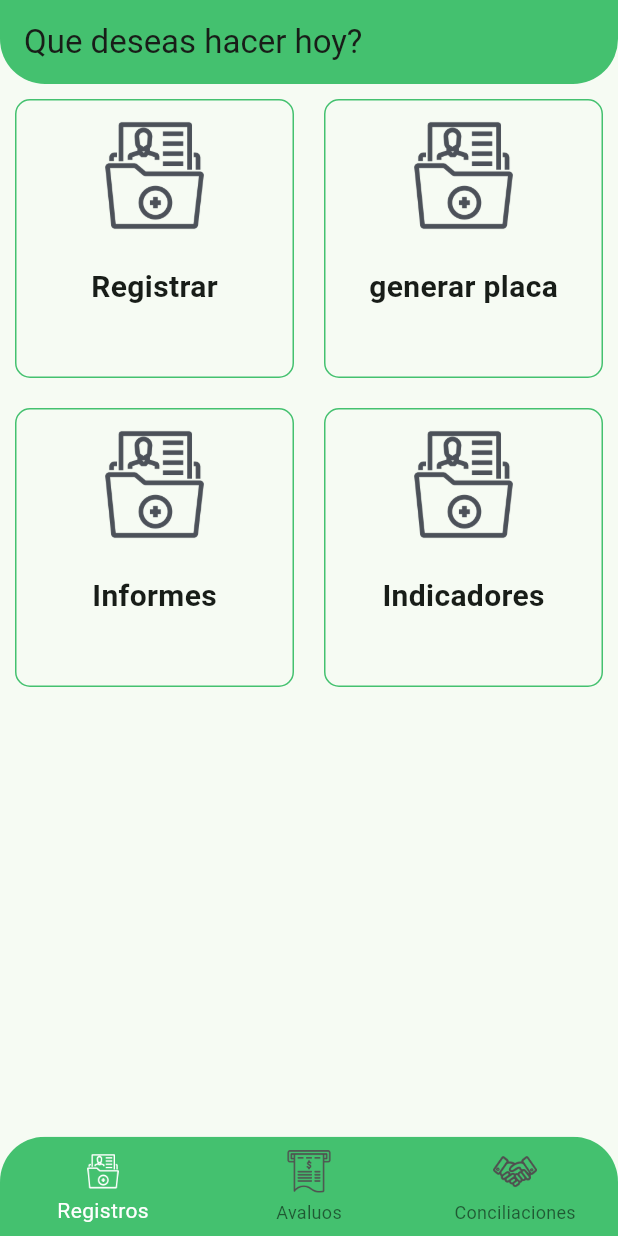
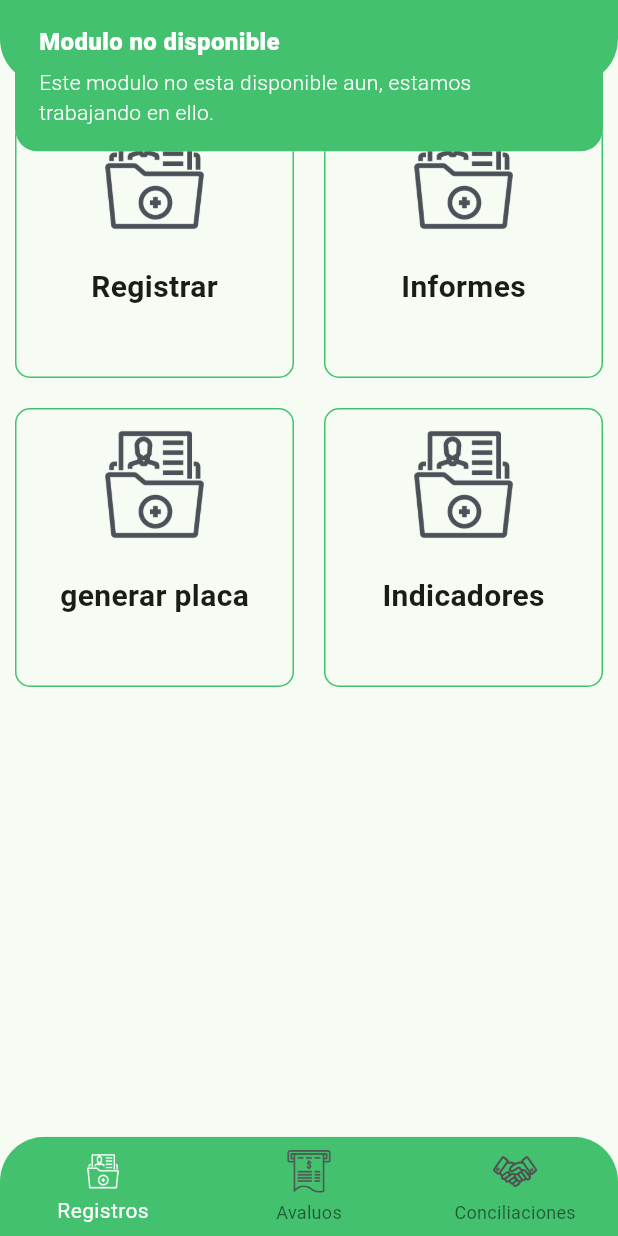
Before and after one commit to nikolasiba/nijuda_activos_fijos, a Flutter app: the BottomNavigationPage screen opened directly, after a tap on "Indicadores", on a phone screen of 412 x 824 dp. Run offline on Flutter 3.47's test engine with Material 3 defaults, Android fonts, the phone set to English and light mode, and no system bars; our stand-ins replace animate_do, firebase_auth, firebase_core, firebase_database, firebase_storage, get and 1 more; accounts and stored records are empty.

Commit message:
feat settings for release #1

```diff
--- a/lib/features/bottom_navigation/presentation/controller/bottom_navigation_ctrl.dart
+++ b/lib/features/bottom_navigation/presentation/controller/bottom_navigation_ctrl.dart
@@ -1,6 +1,6 @@
+import 'package:activosfijos/features/avaluo/presentation/pages/avaluo_main_pg.dart';
 import 'package:activosfijos/features/conciliation/presentation/pages/conciliation_main_pg.dart';
 import 'package:activosfijos/features/home/presentation/pages/home_page.dart';
-import 'package:activosfijos/features/registers/presentation/pages/register_main_pg.dart';
 import 'package:get/get.dart';
 
 class BottomNavigationController extends GetxController {
@@ -12,7 +12,7 @@ class BottomNavigationController extends GetxController {
 
   RxList pages = [
     const HomePage(),
-    RegisterMainPage(),
+    const AvaluoMainPAge(),
     const ConciliationMainPage(),
   ].obs;
 
--- a/lib/features/home/presentation/pages/home_page.dart
+++ b/lib/features/home/presentation/pages/home_page.dart
@@ -1,9 +1,9 @@
-import 'package:activosfijos/features/generate_plaque/presentation/pages/generate_plaque_pg.dart';
 import 'package:activosfijos/features/home/presentation/domain/entities/container_model.dart';
 import 'package:activosfijos/features/informs/presentation/pages/informs_pg.dart';
 import 'package:activosfijos/features/registers/presentation/pages/register_main_pg.dart';
 import 'package:activosfijos/shared/assets/assets.dart';
 import 'package:activosfijos/shared/colors/colors.dart';
+import 'package:activosfijos/shared/utils/utils.dart';
 import 'package:activosfijos/shared/widgets/cuistom_container_options.dart';
 import 'package:flutter/material.dart';
 import 'package:get/get.dart';
@@ -48,13 +48,6 @@ final List<ContainerModel> containerModels = [
   ),
   ContainerModel(
     image: Res.images.registers,
-    title: 'generar placa',
-    onTap: () {
-      Get.to(() => const GeneratePlaquePage());
-    },
-  ),
-  ContainerModel(
-    image: Res.images.registers,
     title: 'Informes',
     onTap: () {
       Get.to(() => InformsPage());
@@ -62,7 +55,16 @@ final List<ContainerModel> containerModels = [
   ),
   ContainerModel(
     image: Res.images.registers,
+    title: 'generar placa',
+    onTap: () {
+      Utils.showToast();
+    },
+  ),
+  ContainerModel(
+    image: Res.images.registers,
     title: 'Indicadores',
-    onTap: () {},
+    onTap: () {
+      Utils.showToast();
+    },
   ),
 ];
--- a/lib/features/registers/presentation/controller/register_controller.dart
+++ b/lib/features/registers/presentation/controller/register_controller.dart
@@ -81,6 +81,7 @@ class RegisterController extends GetxController {
       file.value,
       uid.value,
     );
+
     if (response.isNotEmpty) {
       urlImageFire = response.obs;
     } else {
--- a/lib/shared/utils/utils.dart
+++ b/lib/shared/utils/utils.dart
@@ -1,3 +1,6 @@
+import 'package:activosfijos/shared/colors/colors.dart';
+import 'package:get/get.dart';
+
 class Utils {
   static String getInitials(String name) {
     List<String> nameSplit = name.split(" ");
@@ -20,4 +23,14 @@ class Utils {
         now.millisecond.toString() +
         now.microsecond.toString();
   }
+
+  static void showToast() {
+    Get.snackbar(
+      "Modulo no disponible",
+      "Este modulo no esta disponible aun, estamos trabajando en ello.",
+      snackPosition: SnackPosition.TOP,
+      backgroundColor: MyColors.primaryGreen,
+      colorText: MyColors.white,
+    );
+  }
 }
```
Also changed, not shown: lib/features/avaluo/presentation/pages/avaluo_main_pg.dart (+8 -2 lines), lib/features/conciliation/presentation/pages/conciliation_main_pg.dart (+8 -2 lines), lib/features/informs/presentation/pages/informs_pg.dart (+26 -5 lines), lib/features/registers/presentation/pages/register_main_pg.dart (+6 -1 lines), lib/shared/widgets/custom_alert.dart (+14 -7 lines).
